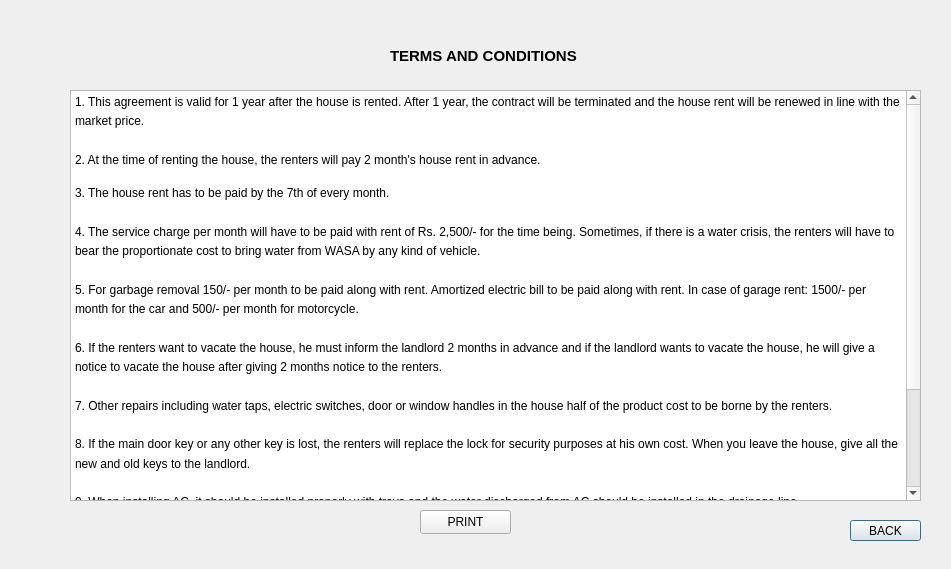
First picture: the form in tc.ui, repository faisal-ahmed-dev/HOME-RENTAL-MANAGEMENT, before the edit.
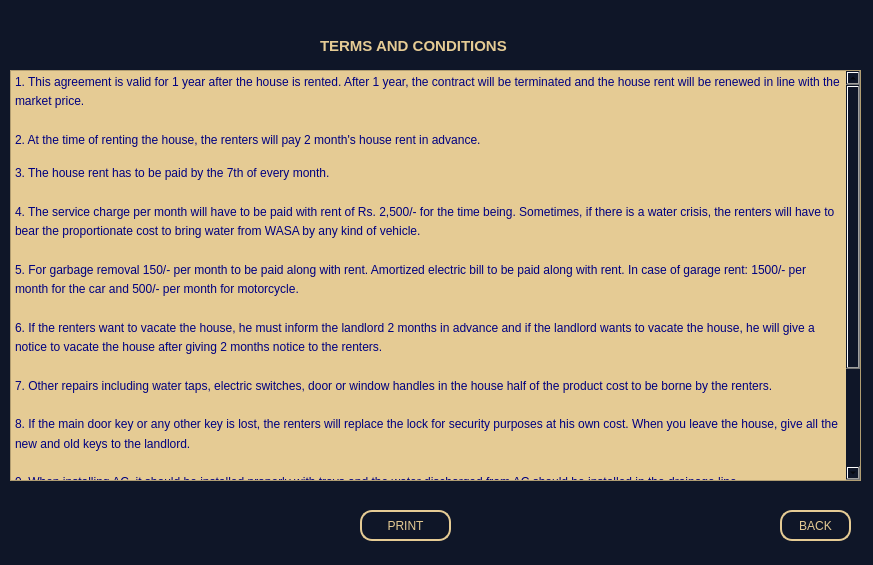
Second picture: the form after the edit.

What changed in the file:
```diff
--- a/tc.ui
+++ b/tc.ui
@@ -9,18 +9,22 @@
    <rect>
     <x>0</x>
     <y>0</y>
-    <width>951</width>
-    <height>569</height>
+    <width>873</width>
+    <height>565</height>
    </rect>
   </property>
   <property name="windowTitle">
    <string>T&amp;C</string>
   </property>
+  <property name="styleSheet">
+   <string notr="true">background-color: rgb(15, 22, 40);
+</string>
+  </property>
   <widget class="QLabel" name="label">
    <property name="geometry">
     <rect>
-     <x>390</x>
-     <y>40</y>
+     <x>320</x>
+     <y>30</y>
      <width>211</width>
      <height>31</height>
     </rect>
@@ -31,6 +35,10 @@
      <bold>true</bold>
     </font>
    </property>
+   <property name="styleSheet">
+    <string notr="true">color: rgb(229, 203, 148);
+</string>
+   </property>
    <property name="text">
     <string>TERMS AND CONDITIONS</string>
    </property>
@@ -38,12 +46,19 @@
   <widget class="QTextEdit" name="textEdit">
    <property name="geometry">
     <rect>
-     <x>70</x>
-     <y>90</y>
+     <x>10</x>
+     <y>70</y>
      <width>851</width>
      <height>411</height>
     </rect>
    </property>
+   <property name="styleSheet">
+    <string notr="true">background-color: rgb(229, 203, 148);
+
+
+
+</string>
+   </property>
    <property name="readOnly">
     <bool>false</bool>
    </property>
@@ -53,33 +68,59 @@
 p, li { white-space: pre-wrap; }
 hr { height: 1px; border-width: 0; }
 &lt;/style&gt;&lt;/head&gt;&lt;body style=&quot; font-family:'Segoe UI'; font-size:9pt; font-weight:400; font-style:normal;&quot;&gt;
-&lt;p style=&quot; margin-top:0px; margin-bottom:0px; margin-left:0px; margin-right:0px; -qt-block-indent:0; text-indent:0px; line-height:138%;&quot;&gt;&lt;a name=&quot;docs-internal-guid-a07560c2-7fff-dd59-5f85-3735fae28efb&quot;&gt;&lt;/a&gt;&lt;span style=&quot; font-family:'Arial'; color:#000000; background-color:transparent;&quot;&gt;1&lt;/span&gt;&lt;span style=&quot; font-family:'Arial'; color:#000000; background-color:transparent;&quot;&gt;. This agreement is valid for 1 year after the house is rented. After 1 year, the contract will be terminated and the house rent will be renewed in line with the market price.&lt;/span&gt;&lt;/p&gt;
-&lt;p style=&quot;-qt-paragraph-type:empty; margin-top:0px; margin-bottom:0px; margin-left:0px; margin-right:0px; -qt-block-indent:0; text-indent:0px; line-height:138%; font-family:'Arial'; color:#000000;&quot;&gt;&lt;br /&gt;&lt;/p&gt;
-&lt;p style=&quot; margin-top:0px; margin-bottom:0px; margin-left:0px; margin-right:0px; -qt-block-indent:0; text-indent:0px; line-height:138%;&quot;&gt;&lt;span style=&quot; font-family:'Arial'; color:#000000; background-color:transparent;&quot;&gt;2. At the time of renting the house, the renters will pay 2 month's house rent in advance.&lt;/span&gt;&lt;/p&gt;
-&lt;p style=&quot;-qt-paragraph-type:empty; margin-top:0px; margin-bottom:0px; margin-left:0px; margin-right:0px; -qt-block-indent:0; text-indent:0px;&quot;&gt;&lt;br /&gt;&lt;/p&gt;
-&lt;p style=&quot; margin-top:0px; margin-bottom:0px; margin-left:0px; margin-right:0px; -qt-block-indent:0; text-indent:0px; line-height:138%;&quot;&gt;&lt;span style=&quot; font-family:'Arial'; color:#000000; background-color:transparent;&quot;&gt;3. The house rent has to be paid by the 7th of every month.&lt;/span&gt;&lt;br /&gt;&lt;/p&gt;
-&lt;p style=&quot; margin-top:0px; margin-bottom:0px; margin-left:0px; margin-right:0px; -qt-block-indent:0; text-indent:0px; line-height:138%;&quot;&gt;&lt;span style=&quot; font-family:'Arial'; color:#000000; background-color:transparent;&quot;&gt;4. The service charge per month will have to be paid with rent of Rs. 2,500/- for the time being. Sometimes, if there is a water crisis, the renters will have to bear the proportionate cost to bring water from WASA by any kind of vehicle.&lt;/span&gt;&lt;br /&gt;&lt;/p&gt;
-&lt;p style=&quot; margin-top:0px; margin-bottom:0px; margin-left:0px; margin-right:0px; -qt-block-indent:0; text-indent:0px; line-height:138%;&quot;&gt;&lt;span style=&quot; font-family:'Arial'; color:#000000; background-color:transparent;&quot;&gt;5. For garbage removal 150/- per month to be paid along with rent. Amortized electric bill to be paid along with rent. In case of garage rent: 1500/- per month for the car and 500/- per month for motorcycle.&lt;/span&gt;&lt;br /&gt;&lt;/p&gt;
-&lt;p style=&quot; margin-top:0px; margin-bottom:0px; margin-left:0px; margin-right:0px; -qt-block-indent:0; text-indent:0px; line-height:138%;&quot;&gt;&lt;span style=&quot; font-family:'Arial'; color:#000000; background-color:transparent;&quot;&gt;6. If the renters want to vacate the house, he must inform the landlord 2 months in advance and if the landlord wants to vacate the house, he will give a notice to vacate the house after giving 2 months notice to the renters.&lt;/span&gt;&lt;br /&gt;&lt;/p&gt;
-&lt;p style=&quot; margin-top:0px; margin-bottom:0px; margin-left:0px; margin-right:0px; -qt-block-indent:0; text-indent:0px; line-height:138%;&quot;&gt;&lt;span style=&quot; font-family:'Arial'; color:#000000; background-color:transparent;&quot;&gt;7. Other repairs including water taps, electric switches, door or window handles in the house half of the product cost to be borne by the renters.&lt;/span&gt;&lt;br /&gt;&lt;/p&gt;
-&lt;p style=&quot; margin-top:0px; margin-bottom:0px; margin-left:0px; margin-right:0px; -qt-block-indent:0; text-indent:0px; line-height:138%;&quot;&gt;&lt;span style=&quot; font-family:'Arial'; color:#000000; background-color:transparent;&quot;&gt;8. If the main door key or any other key is lost, the renters will replace the lock for security purposes at his own cost. When you leave the house, give all the new and old keys to the landlord.&lt;/span&gt;&lt;br /&gt;&lt;/p&gt;
-&lt;p style=&quot; margin-top:0px; margin-bottom:0px; margin-left:0px; margin-right:0px; -qt-block-indent:0; text-indent:0px; line-height:138%;&quot;&gt;&lt;span style=&quot; font-family:'Arial'; color:#000000; background-color:transparent;&quot;&gt;9. When installing AC, it should be installed properly with trays and the water discharged from AC should be installed in the drainage line.&lt;/span&gt;&lt;/p&gt;
-&lt;p style=&quot;-qt-paragraph-type:empty; margin-top:0px; margin-bottom:0px; margin-left:0px; margin-right:0px; -qt-block-indent:0; text-indent:0px;&quot;&gt;&lt;br /&gt;&lt;/p&gt;
-&lt;p style=&quot; margin-top:0px; margin-bottom:0px; margin-left:0px; margin-right:0px; -qt-block-indent:0; text-indent:0px; line-height:138%;&quot;&gt;&lt;span style=&quot; font-family:'Arial'; color:#000000; background-color:transparent;&quot;&gt;10. No drilling, electricity work, water, gas or any other work shall be carried out without notifying the Landlord. The landlord must be notified of any work done.&lt;/span&gt;&lt;/p&gt;
-&lt;p style=&quot;-qt-paragraph-type:empty; margin-top:0px; margin-bottom:0px; margin-left:0px; margin-right:0px; -qt-block-indent:0; text-indent:0px; line-height:138%; font-family:'Arial'; color:#000000;&quot;&gt;&lt;br /&gt;&lt;/p&gt;
-&lt;p style=&quot; margin-top:0px; margin-bottom:0px; margin-left:0px; margin-right:0px; -qt-block-indent:0; text-indent:0px; line-height:138%;&quot;&gt;&lt;span style=&quot; font-family:'Arial'; color:#000000; background-color:transparent;&quot;&gt;11. Landlord can make/change any legal decision based on the situation.&lt;/span&gt;&lt;/p&gt;
-&lt;p style=&quot; margin-top:0px; margin-bottom:0px; margin-left:0px; margin-right:0px; -qt-block-indent:0; text-indent:0px;&quot;&gt;&lt;br /&gt;&lt;/p&gt;&lt;/body&gt;&lt;/html&gt;</string>
+&lt;p style=&quot; margin-top:0px; margin-bottom:0px; margin-left:0px; margin-right:0px; -qt-block-indent:0; text-indent:0px; line-height:138%;&quot;&gt;&lt;a name=&quot;docs-internal-guid-a07560c2-7fff-dd59-5f85-3735fae28efb&quot;&gt;&lt;/a&gt;&lt;span style=&quot; font-family:'Arial'; color:#00007f; background-color:transparent;&quot;&gt;1&lt;/span&gt;&lt;span style=&quot; font-family:'Arial'; color:#00007f; background-color:transparent;&quot;&gt;. This agreement is valid for 1 year after the house is rented. After 1 year, the contract will be terminated and the house rent will be renewed in line with the market price.&lt;/span&gt;&lt;/p&gt;
+&lt;p style=&quot;-qt-paragraph-type:empty; margin-top:0px; margin-bottom:0px; margin-left:0px; margin-right:0px; -qt-block-indent:0; text-indent:0px; line-height:138%; font-family:'Arial'; color:#00007f;&quot;&gt;&lt;br /&gt;&lt;/p&gt;
+&lt;p style=&quot; margin-top:0px; margin-bottom:0px; margin-left:0px; margin-right:0px; -qt-block-indent:0; text-indent:0px; line-height:138%;&quot;&gt;&lt;span style=&quot; font-family:'Arial'; color:#00007f; background-color:transparent;&quot;&gt;2. At the time of renting the house, the renters will pay 2 month's house rent in advance.&lt;/span&gt;&lt;/p&gt;
+&lt;p style=&quot;-qt-paragraph-type:empty; margin-top:0px; margin-bottom:0px; margin-left:0px; margin-right:0px; -qt-block-indent:0; text-indent:0px; color:#00007f;&quot;&gt;&lt;br /&gt;&lt;/p&gt;
+&lt;p style=&quot; margin-top:0px; margin-bottom:0px; margin-left:0px; margin-right:0px; -qt-block-indent:0; text-indent:0px; line-height:138%;&quot;&gt;&lt;span style=&quot; font-family:'Arial'; color:#00007f; background-color:transparent;&quot;&gt;3. The house rent has to be paid by the 7th of every month.&lt;/span&gt;&lt;span style=&quot; color:#00007f;&quot;&gt;&lt;br /&gt;&lt;/span&gt;&lt;/p&gt;
+&lt;p style=&quot; margin-top:0px; margin-bottom:0px; margin-left:0px; margin-right:0px; -qt-block-indent:0; text-indent:0px; line-height:138%;&quot;&gt;&lt;span style=&quot; font-family:'Arial'; color:#00007f; background-color:transparent;&quot;&gt;4. The service charge per month will have to be paid with rent of Rs. 2,500/- for the time being. Sometimes, if there is a water crisis, the renters will have to bear the proportionate cost to bring water from WASA by any kind of vehicle.&lt;/span&gt;&lt;span style=&quot; color:#00007f;&quot;&gt;&lt;br /&gt;&lt;/span&gt;&lt;/p&gt;
+&lt;p style=&quot; margin-top:0px; margin-bottom:0px; margin-left:0px; margin-right:0px; -qt-block-indent:0; text-indent:0px; line-height:138%;&quot;&gt;&lt;span style=&quot; font-family:'Arial'; color:#00007f; background-color:transparent;&quot;&gt;5. For garbage removal 150/- per month to be paid along with rent. Amortized electric bill to be paid along with rent. In case of garage rent: 1500/- per month for the car and 500/- per month for motorcycle.&lt;/span&gt;&lt;span style=&quot; color:#00007f;&quot;&gt;&lt;br /&gt;&lt;/span&gt;&lt;/p&gt;
+&lt;p style=&quot; margin-top:0px; margin-bottom:0px; margin-left:0px; margin-right:0px; -qt-block-indent:0; text-indent:0px; line-height:138%;&quot;&gt;&lt;span style=&quot; font-family:'Arial'; color:#00007f; background-color:transparent;&quot;&gt;6. If the renters want to vacate the house, he must inform the landlord 2 months in advance and if the landlord wants to vacate the house, he will give a notice to vacate the house after giving 2 months notice to the renters.&lt;/span&gt;&lt;span style=&quot; color:#00007f;&quot;&gt;&lt;br /&gt;&lt;/span&gt;&lt;/p&gt;
+&lt;p style=&quot; margin-top:0px; margin-bottom:0px; margin-left:0px; margin-right:0px; -qt-block-indent:0; text-indent:0px; line-height:138%;&quot;&gt;&lt;span style=&quot; font-family:'Arial'; color:#00007f; background-color:transparent;&quot;&gt;7. Other repairs including water taps, electric switches, door or window handles in the house half of the product cost to be borne by the renters.&lt;/span&gt;&lt;span style=&quot; color:#00007f;&quot;&gt;&lt;br /&gt;&lt;/span&gt;&lt;/p&gt;
+&lt;p style=&quot; margin-top:0px; margin-bottom:0px; margin-left:0px; margin-right:0px; -qt-block-indent:0; text-indent:0px; line-height:138%;&quot;&gt;&lt;span style=&quot; font-family:'Arial'; color:#00007f; background-color:transparent;&quot;&gt;8. If the main door key or any other key is lost, the renters will replace the lock for security purposes at his own cost. When you leave the house, give all the new and old keys to the landlord.&lt;/span&gt;&lt;span style=&quot; color:#00007f;&quot;&gt;&lt;br /&gt;&lt;/span&gt;&lt;/p&gt;
+&lt;p style=&quot; margin-top:0px; margin-bottom:0px; margin-left:0px; margin-right:0px; -qt-block-indent:0; text-indent:0px; line-height:138%;&quot;&gt;&lt;span style=&quot; font-family:'Arial'; color:#00007f; background-color:transparent;&quot;&gt;9. When installing AC, it should be installed properly with trays and the water discharged from AC should be installed in the drainage line.&lt;/span&gt;&lt;/p&gt;
+&lt;p style=&quot;-qt-paragraph-type:empty; margin-top:0px; margin-bottom:0px; margin-left:0px; margin-right:0px; -qt-block-indent:0; text-indent:0px; color:#00007f;&quot;&gt;&lt;br /&gt;&lt;/p&gt;
+&lt;p style=&quot; margin-top:0px; margin-bottom:0px; margin-left:0px; margin-right:0px; -qt-block-indent:0; text-indent:0px; line-height:138%;&quot;&gt;&lt;span style=&quot; font-family:'Arial'; color:#00007f; background-color:transparent;&quot;&gt;10. No drilling, electricity work, water, gas or any other work shall be carried out without notifying the Landlord. The landlord must be notified of any work done.&lt;/span&gt;&lt;/p&gt;
+&lt;p style=&quot;-qt-paragraph-type:empty; margin-top:0px; margin-bottom:0px; margin-left:0px; margin-right:0px; -qt-block-indent:0; text-indent:0px; line-height:138%; font-family:'Arial'; color:#00007f;&quot;&gt;&lt;br /&gt;&lt;/p&gt;
+&lt;p style=&quot; margin-top:0px; margin-bottom:0px; margin-left:0px; margin-right:0px; -qt-block-indent:0; text-indent:0px; line-height:138%;&quot;&gt;&lt;span style=&quot; font-family:'Arial'; color:#00007f; background-color:transparent;&quot;&gt;11. Landlord can make/change any legal decision based on the situation.&lt;/span&gt;&lt;/p&gt;
+&lt;p style=&quot; margin-top:0px; margin-bottom:0px; margin-left:0px; margin-right:0px; -qt-block-indent:0; text-indent:0px;&quot;&gt;&lt;span style=&quot; color:#00007f;&quot;&gt;&lt;br /&gt;&lt;/span&gt;&lt;/p&gt;&lt;/body&gt;&lt;/html&gt;</string>
    </property>
   </widget>
   <widget class="QPushButton" name="pushButton_back">
    <property name="geometry">
     <rect>
-     <x>850</x>
-     <y>520</y>
+     <x>780</x>
+     <y>510</y>
      <width>71</width>
-     <height>21</height>
+     <height>31</height>
     </rect>
    </property>
+   <property name="styleSheet">
+    <string notr="true">#pushButton_back
+{
+	border:none;
+	background:#0F1628;
+	color:#E5CB94;
+	border-radius:16px;
+	border: 2px solid yellow ;
+border-color: #E5CB94;
+  border-radius: 12px;
+  padding: 1px;
+}
+
+#pushButton_back:hover
+{
+	border:none;
+	background:#E5CB94;
+	color:#0F1628;
+	border-radius:16px;
+	border: 2px solid blue ;
+border-color: #0F1628;
+  border-radius: 12px;
+  padding: 1px;
+}
+</string>
+   </property>
    <property name="text">
     <string>BACK</string>
    </property>
@@ -87,12 +128,38 @@
   <widget class="QPushButton" name="pushButton_PRINT">
    <property name="geometry">
     <rect>
-     <x>420</x>
+     <x>360</x>
      <y>510</y>
      <width>91</width>
-     <height>24</height>
+     <height>31</height>
     </rect>
    </property>
+   <property name="styleSheet">
+    <string notr="true">#pushButton_PRINT
+{
+	border:none;
+	background:#0F1628;
+	color:#E5CB94;
+	border-radius:16px;
+	border: 2px solid yellow ;
+border-color: #E5CB94;
+  border-radius: 12px;
+  padding: 1px;
+}
+
+#pushButton_PRINT:hover
+{
+	border:none;
+	background:#E5CB94;
+	color:#0F1628;
+	border-radius:16px;
+	border: 2px solid blue ;
+border-color: #0F1628;
+  border-radius: 12px;
+  padding: 1px;
+}
+</string>
+   </property>
    <property name="text">
     <string>PRINT</string>
    </property>
```
